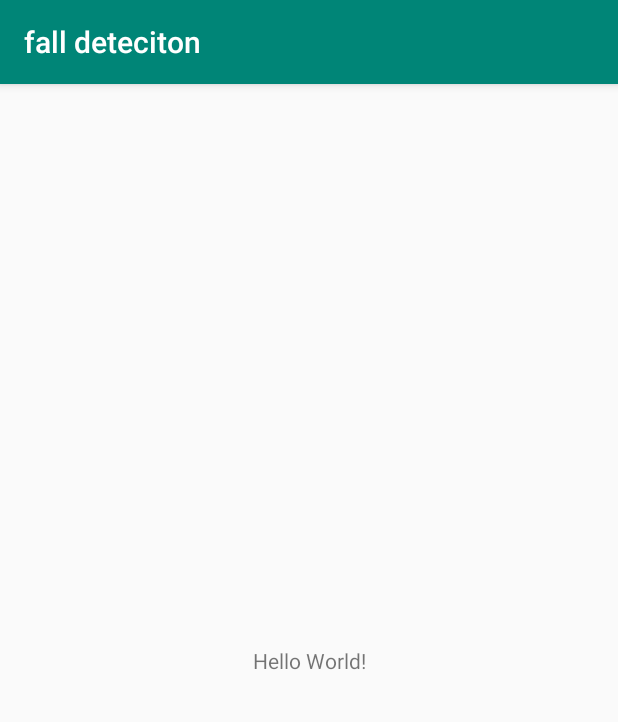
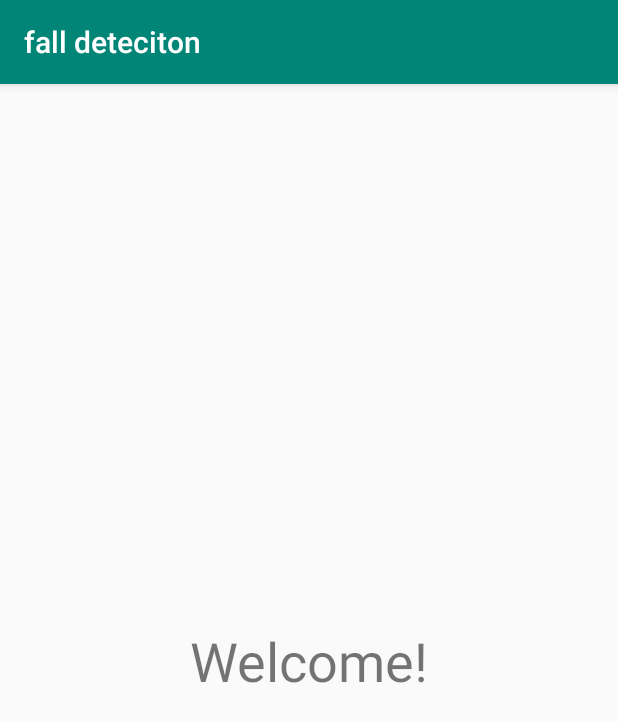
Before and after one commit to ginpie/Digital-Aged-Care, an Android app: the screen it shows after launch (MainActivity), on a phone screen of 412 x 824 dp. Shown: the top 722 px of the screen. Run offline under Robolectric (Android 15) with nearby library versions, the phone set to English and light mode, and no system bars.

Commit message:
Initialize layouts

```diff
--- a/app/src/main/java/com/example/falldeteciton/MainActivity.java
+++ b/app/src/main/java/com/example/falldeteciton/MainActivity.java
@@ -20,6 +20,5 @@ public class MainActivity extends AppCompatActivity {
         setContentView(R.layout.activity_main);
 
 
-
     }
 }
--- /dev/null
+++ b/app/src/main/res/layout/activity_falldetection.xml
@@ -0,0 +1,6 @@
+<?xml version="1.0" encoding="utf-8"?>
+<android.support.constraint.ConstraintLayout
+    xmlns:android="http://schemas.android.com/apk/res/android" android:layout_width="match_parent"
+    android:layout_height="match_parent">
+
+</android.support.constraint.ConstraintLayout>
--- a/app/src/main/res/layout/activity_main.xml
+++ b/app/src/main/res/layout/activity_main.xml
@@ -9,7 +9,8 @@
     <TextView
         android:layout_width="wrap_content"
         android:layout_height="wrap_content"
-        android:text="Hello World!"
+        android:text="Welcome!"
+        android:textSize="36sp"
         app:layout_constraintBottom_toBottomOf="parent"
         app:layout_constraintLeft_toLeftOf="parent"
         app:layout_constraintRight_toRightOf="parent"
```
